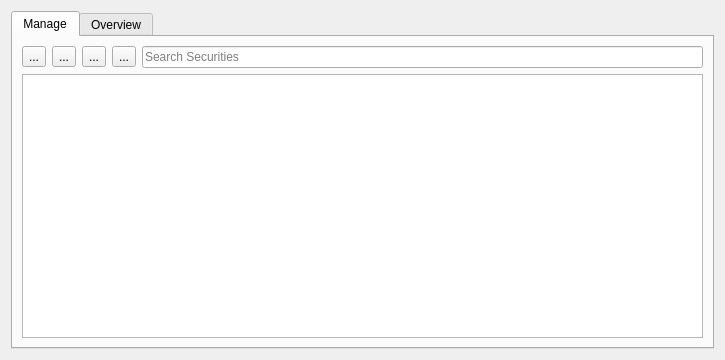
The window that src/views/ui_files/forms/security_form.ui (JakubFranek/Kapytal) describes before a commit, drawn with Qt 5.
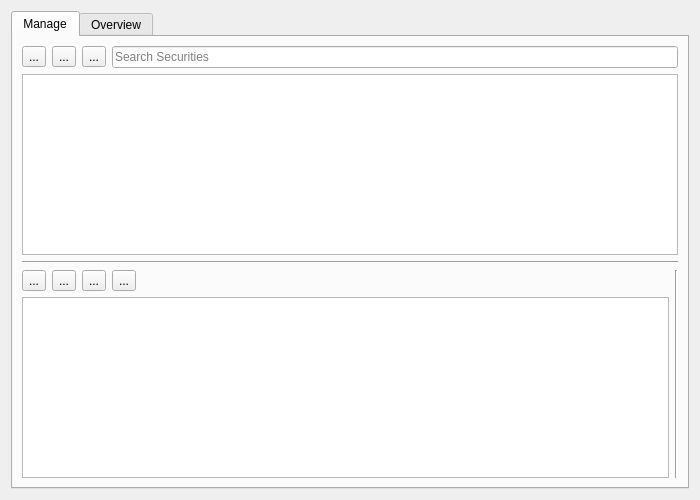
The same window after the commit.

Commit message:
Add price table and chart to SecurityForm
Create src/views/utilities/helper_functions module with
calculate_table_width function.
Add Security.decimal_price_history_pairs property.

Patch:
```diff
--- a/src/views/ui_files/forms/security_form.ui
+++ b/src/views/ui_files/forms/security_form.ui
@@ -9,8 +9,8 @@
    <rect>
     <x>0</x>
     <y>0</y>
-    <width>725</width>
-    <height>360</height>
+    <width>700</width>
+    <height>500</height>
    </rect>
   </property>
   <property name="windowTitle">
@@ -19,7 +19,7 @@
   <property name="locale">
    <locale language="English" country="UnitedKingdom"/>
   </property>
-  <layout class="QHBoxLayout" name="horizontalLayout">
+  <layout class="QVBoxLayout" name="verticalLayout_2">
    <item>
     <widget class="QTabWidget" name="tabWidget">
      <property name="currentIndex">
@@ -29,9 +29,7 @@
       <attribute name="title">
        <string>Manage</string>
       </attribute>
-      <layout class="QHBoxLayout" name="horizontalLayout_2">
-       <item>
-        <layout class="QVBoxLayout" name="leftVerticalLayout">
+      <layout class="QVBoxLayout" name="verticalLayout_3">
          <item>
           <layout class="QHBoxLayout" name="manageControlsHorizontalLayout">
            <item>
@@ -48,13 +46,6 @@
              </property>
             </widget>
            </item>
-           <item>
-            <widget class="QToolButton" name="setPriceToolButton">
-             <property name="text">
-              <string>...</string>
-             </property>
-            </widget>
-           </item>
            <item>
             <widget class="QToolButton" name="removeToolButton">
              <property name="text">
@@ -78,7 +69,7 @@
           </layout>
          </item>
          <item>
-          <widget class="QTableView" name="tableView">
+        <widget class="QTableView" name="securityTableView">
            <property name="selectionMode">
             <enum>QAbstractItemView::SingleSelection</enum>
            </property>
@@ -99,6 +90,93 @@
            </attribute>
           </widget>
          </item>
+       <item>
+        <widget class="Line" name="horizontalLine">
+         <property name="orientation">
+          <enum>Qt::Horizontal</enum>
+         </property>
+        </widget>
+       </item>
+       <item>
+        <layout class="QHBoxLayout" name="securityPriceHorizontalLayout" stretch="0,0">
+         <item>
+          <layout class="QVBoxLayout" name="securityPriceVerticalLayout">
+           <item>
+            <layout class="QHBoxLayout" name="securityPriceControlsHorizontalLayout">
+             <item>
+              <widget class="QToolButton" name="addPriceToolButton">
+               <property name="text">
+                <string>...</string>
+               </property>
+              </widget>
+             </item>
+             <item>
+              <widget class="QToolButton" name="editPriceToolButton">
+               <property name="text">
+                <string>...</string>
+               </property>
+              </widget>
+             </item>
+             <item>
+              <widget class="QToolButton" name="removePriceToolButton">
+               <property name="text">
+                <string>...</string>
+               </property>
+              </widget>
+             </item>
+             <item>
+              <widget class="QToolButton" name="loadPriceDataToolButton">
+               <property name="text">
+                <string>...</string>
+               </property>
+              </widget>
+             </item>
+             <item>
+              <spacer name="horizontalSpacer">
+               <property name="orientation">
+                <enum>Qt::Horizontal</enum>
+               </property>
+               <property name="sizeHint" stdset="0">
+                <size>
+                 <width>40</width>
+                 <height>20</height>
+                </size>
+               </property>
+              </spacer>
+             </item>
+            </layout>
+           </item>
+           <item>
+            <widget class="QTableView" name="securityPriceTableView">
+             <property name="sizeAdjustPolicy">
+              <enum>QAbstractScrollArea::AdjustIgnored</enum>
+             </property>
+             <property name="selectionBehavior">
+              <enum>QAbstractItemView::SelectRows</enum>
+             </property>
+             <property name="sortingEnabled">
+              <bool>true</bool>
+             </property>
+             <attribute name="horizontalHeaderHighlightSections">
+              <bool>false</bool>
+             </attribute>
+             <attribute name="verticalHeaderVisible">
+              <bool>false</bool>
+             </attribute>
+             <attribute name="verticalHeaderHighlightSections">
+              <bool>false</bool>
+             </attribute>
+            </widget>
+           </item>
+          </layout>
+         </item>
+         <item>
+          <widget class="Line" name="line">
+           <property name="orientation">
+            <enum>Qt::Vertical</enum>
+           </property>
+          </widget>
+         </item>
         </layout>
        </item>
       </layout>
@@ -158,11 +236,6 @@
     <string>Edit Security</string>
    </property>
   </action>
-  <action name="actionSet_Security_Price">
-   <property name="text">
-    <string>Set Security Price</string>
-   </property>
-  </action>
   <action name="actionRemove_Security">
    <property name="text">
     <string>Remove Security</string>
@@ -178,6 +251,26 @@
     <string>Collapse All</string>
    </property>
   </action>
+  <action name="actionAdd_Price">
+   <property name="text">
+    <string>Add Price</string>
+   </property>
+  </action>
+  <action name="actionEdit_Price">
+   <property name="text">
+    <string>Edit Price</string>
+   </property>
+  </action>
+  <action name="actionRemove_Price">
+   <property name="text">
+    <string>Remove Price</string>
+   </property>
+  </action>
+  <action name="actionLoad_Price_Data">
+   <property name="text">
+    <string>Load Price Data</string>
+   </property>
+  </action>
  </widget>
  <resources/>
  <connections/>
```
Lines whose indentation alone changed are shown as unchanged. The commit also changes 7 other files.
